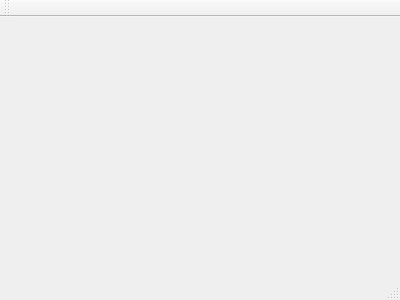
First picture: the form in CpsData/mainwindow.ui, repository KrisToe4/qt, before the edit.
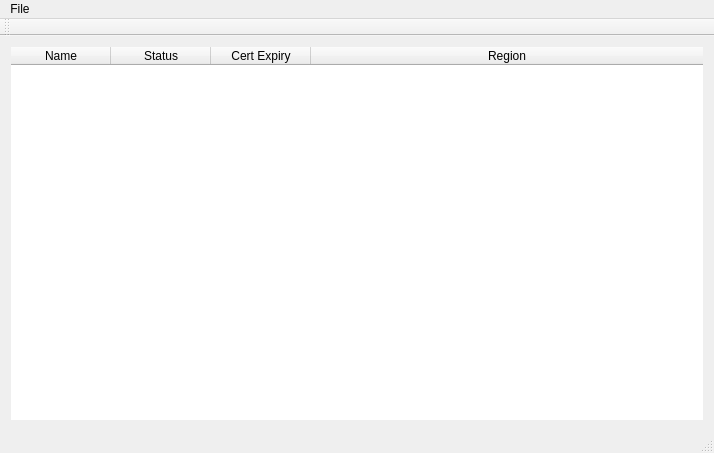
Second picture: the form after the edit.

Commit message: Add the table we want to display

The edit to the form file:
```diff
--- a/CpsData/mainwindow.ui
+++ b/CpsData/mainwindow.ui
@@ -1,24 +1,99 @@
 <ui version="4.0">
  <class>MainWindow</class>
- <widget class="QMainWindow" name="MainWindow" >
-  <property name="geometry" >
+ <widget class="QMainWindow" name="MainWindow">
+  <property name="geometry">
    <rect>
     <x>0</x>
     <y>0</y>
-    <width>400</width>
-    <height>300</height>
+    <width>714</width>
+    <height>453</height>
    </rect>
   </property>
   <property name="windowTitle" >
    <string>MainWindow</string>
   </property>
-  <widget class="QMenuBar" name="menuBar" />
-  <widget class="QToolBar" name="mainToolBar" />
-  <widget class="QWidget" name="centralWidget" />
-  <widget class="QStatusBar" name="statusBar" />
+  <widget class="QWidget" name="centralWidget">
+   <layout class="QHBoxLayout" name="horizontalLayout">
+    <item>
+     <widget class="QTableWidget" name="tableWidget">
+      <property name="frameShape">
+       <enum>QFrame::NoFrame</enum>
+      </property>
+      <property name="sizeAdjustPolicy">
+       <enum>QAbstractScrollArea::AdjustIgnored</enum>
+      </property>
+      <property name="showGrid">
+       <bool>true</bool>
+      </property>
+      <property name="columnCount">
+       <number>4</number>
+      </property>
+      <attribute name="horizontalHeaderVisible">
+       <bool>true</bool>
+      </attribute>
+      <attribute name="horizontalHeaderCascadingSectionResizes">
+       <bool>false</bool>
+      </attribute>
+      <attribute name="horizontalHeaderStretchLastSection">
+       <bool>true</bool>
+      </attribute>
+      <column>
+       <property name="text">
+        <string>Name</string>
+       </property>
+      </column>
+      <column>
+       <property name="text">
+        <string>Status</string>
+       </property>
+      </column>
+      <column>
+       <property name="text">
+        <string>Cert Expiry</string>
+       </property>
+      </column>
+      <column>
+       <property name="text">
+        <string>Region</string>
+       </property>
+      </column>
+     </widget>
+    </item>
+   </layout>
+  </widget>
+  <widget class="QMenuBar" name="menuBar">
+   <property name="geometry">
+    <rect>
+     <x>0</x>
+     <y>0</y>
+     <width>714</width>
+     <height>21</height>
+    </rect>
+   </property>
+   <widget class="QMenu" name="menuFile">
+    <property name="title">
+     <string>File</string>
+    </property>
+    <addaction name="actionQuit"/>
+   </widget>
+   <addaction name="menuFile"/>
+  </widget>
+  <widget class="QToolBar" name="mainToolBar">
+   <attribute name="toolBarArea">
+    <enum>TopToolBarArea</enum>
+   </attribute>
+   <attribute name="toolBarBreak">
+    <bool>false</bool>
+   </attribute>
+  </widget>
+  <widget class="QStatusBar" name="statusBar"/>
+  <action name="actionQuit">
+   <property name="text">
+    <string>Quit</string>
+   </property>
+  </action>
  </widget>
- <layoutDefault spacing="6" margin="11" />
- <pixmapfunction></pixmapfunction>
+ <layoutdefault spacing="6" margin="11"/>
  <resources/>
  <connections/>
 </ui>
```
Left out of the diff: 3 changed lines with no effect on the pictures. The commit also changes 2 other files.
